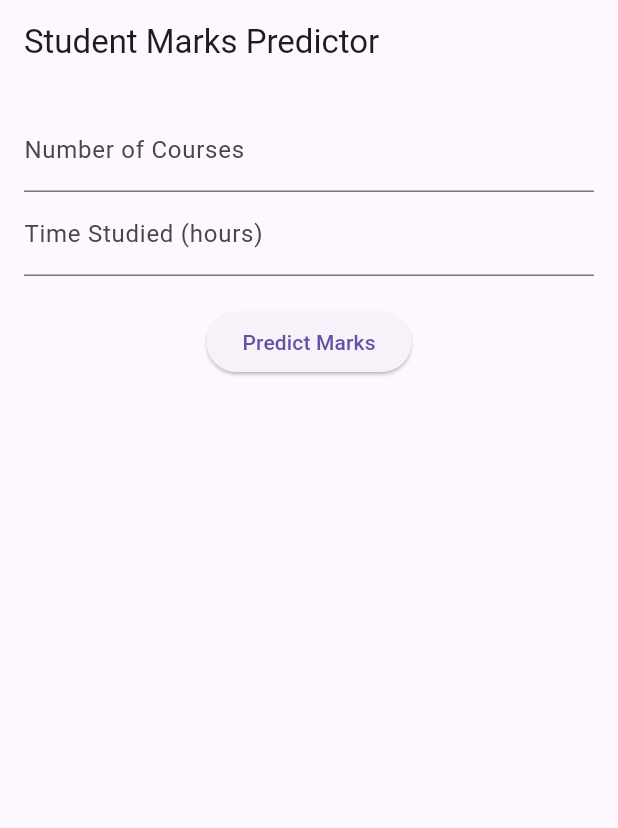
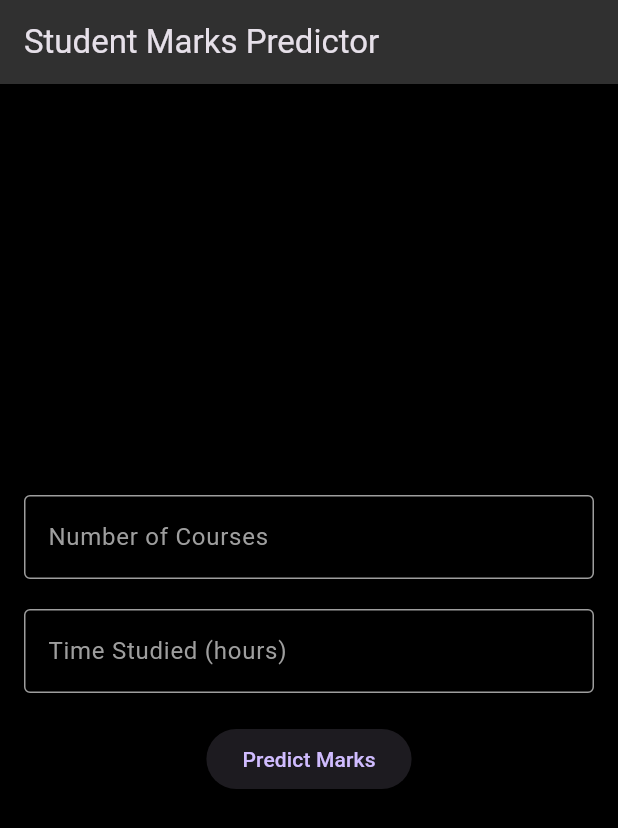
Before and after one commit to NdanyuzweP/Linear-Regression-Model, a Flutter app: the screen it shows after launch, after a tap on "Predict Marks", on a phone screen of 412 x 824 dp. Shown: the top 828 px of the screen. Run offline on Flutter 3.47's test engine with Material 3 defaults, Android fonts, the phone set to English and light mode, and no system bars.

Commit message:
fastapi running

```diff
--- a/summative/flutter_app/lib/main.dart
+++ b/summative/flutter_app/lib/main.dart
@@ -12,7 +12,20 @@ class MyApp extends StatelessWidget {
     return MaterialApp(
       title: 'Student Marks Predictor',
       theme: ThemeData(
-        primarySwatch: Colors.blue,
+        primarySwatch: Colors.grey,
+        brightness: Brightness.dark, // Use dark theme
+        scaffoldBackgroundColor: Colors.black, // Set background color to black
+        textTheme: TextTheme(
+        ),
+        inputDecorationTheme: InputDecorationTheme(
+          labelStyle: TextStyle(color: Colors.grey), // Set input label color to grey
+          focusedBorder: OutlineInputBorder(
+            borderSide: BorderSide(color: Colors.grey),
+          ),
+          enabledBorder: OutlineInputBorder(
+            borderSide: BorderSide(color: Colors.grey),
+          ),
+        ),
       ),
       home: MyHomePage(),
     );
@@ -30,7 +43,7 @@ class _MyHomePageState extends State<MyHomePage> {
   String _result = '';
 
   Future<void> _predictMarks() async {
-    final url = Uri.parse('https://linear-regression-model-s9vy.onrender.com/predict');
+    final url = Uri.parse('http://127.0.0.1:8000/predict');
     final response = await http.post(
       url,
       headers: <String, String>{
@@ -45,13 +58,36 @@ class _MyHomePageState extends State<MyHomePage> {
     if (response.statusCode == 200) {
       final Map<String, dynamic> responseData = jsonDecode(response.body);
       setState(() {
-        _result = responseData['predicted marks'].toString();
+        _result = responseData['predicted_marks'].toString();
       });
+      _showResultDialog(_result);
     } else {
       setState(() {
         _result = 'Error: Unable to predict marks';
       });
+      _showResultDialog(_result);
     }
+  }
+
+  void _showResultDialog(String result) {
+    showDialog(
+      context: context,
+      builder: (BuildContext context) {
+        return AlertDialog(
+          backgroundColor: Colors.grey[900], // Set dialog background color
+          title: Text('Prediction Result', style: TextStyle(color: Colors.white)),
+          content: Text(result, style: TextStyle(color: Colors.white)),
+          actions: <Widget>[
+            TextButton(
+              child: Text('OK', style: TextStyle(color: Colors.grey)),
+              onPressed: () {
+                Navigator.of(context).pop();
+              },
+            ),
+          ],
+        );
+      },
+    );
   }
 
   @override
@@ -59,16 +95,19 @@ class _MyHomePageState extends State<MyHomePage> {
     return Scaffold(
       appBar: AppBar(
         title: Text('Student Marks Predictor'),
+        backgroundColor: Colors.grey[850], // Set app bar background color
       ),
       body: Padding(
         padding: const EdgeInsets.all(16.0),
         child: Column(
+          mainAxisAlignment: MainAxisAlignment.center, // Center-align the contents
           children: <Widget>[
             TextField(
               controller: _numberCoursesController,
               decoration: InputDecoration(labelText: 'Number of Courses'),
               keyboardType: TextInputType.number,
             ),
+            SizedBox(height: 20),
             TextField(
               controller: _timeStudyController,
               decoration: InputDecoration(labelText: 'Time Studied (hours)'),
@@ -77,13 +116,17 @@ class _MyHomePageState extends State<MyHomePage> {
             SizedBox(height: 20),
             ElevatedButton(
               onPressed: _predictMarks,
+              style: ElevatedButton.styleFrom(
+              ),
               child: Text('Predict Marks'),
             ),
             SizedBox(height: 20),
-            Text(
-              _result,
-              style: TextStyle(fontSize: 24),
-            ),
+            if (_result.isNotEmpty)
+              Text(
+                _result,
+                style: TextStyle(fontSize: 24, color: Colors.grey),
+                textAlign: TextAlign.center, // Center-align the text
+              ),
           ],
         ),
       ),
```
Also changed, not shown: 1 other file.
